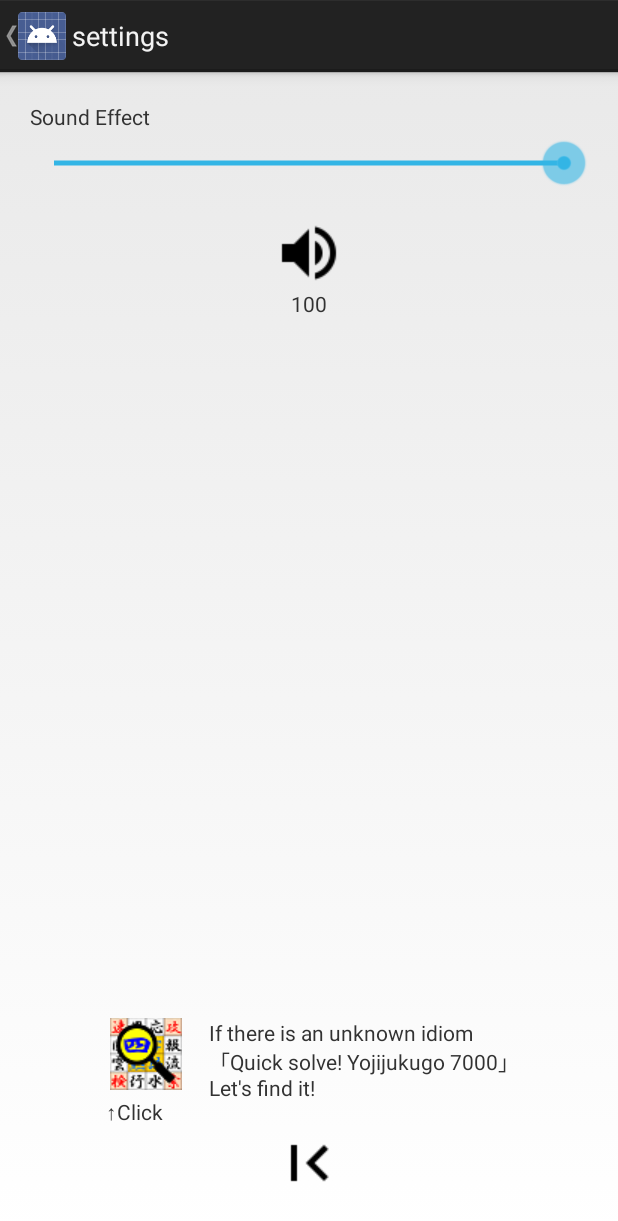
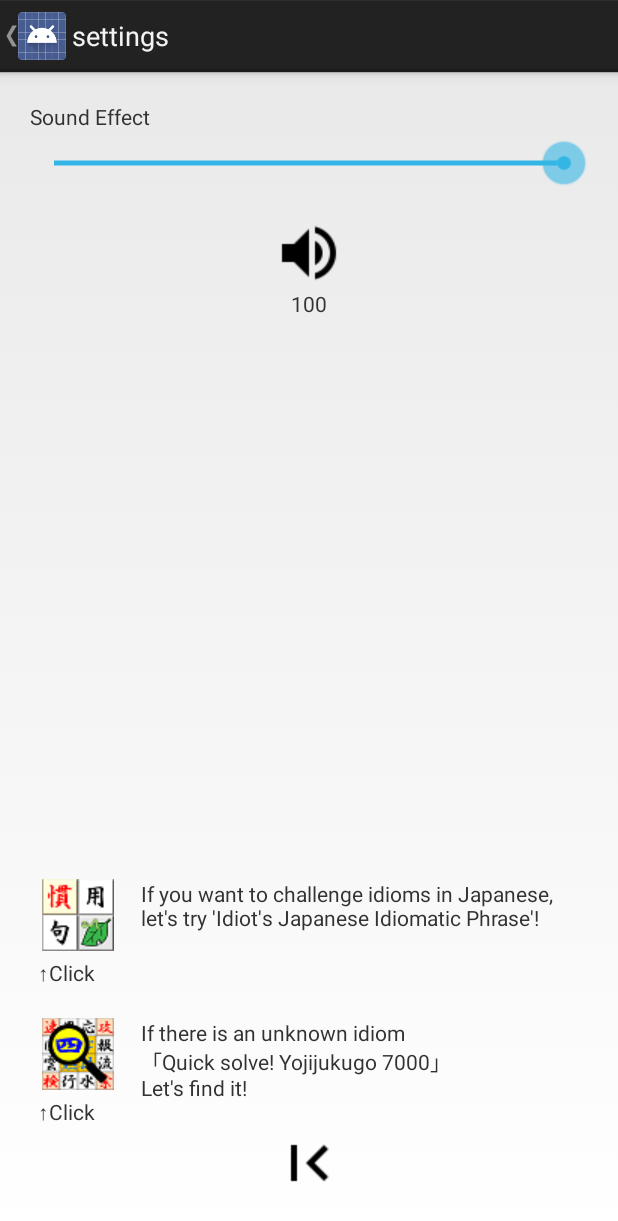
Before and after one commit to yoichi75jp/CharacterIdiomatic4, an Android app: the SettingsActivity screen opened directly, with no data from a screen before it, on a phone screen of 412 x 824 dp. Shown: the top 1221 px of the screen. Run offline under Robolectric (Android 15) with nearby library versions, the phone set to English and light mode, and no system bars; our stand-ins replace AdMob; network calls fail; 1 statement that could not run was skipped.

Commit message:
2018/08/18 2.2.3対応

```diff
--- a/app/src/main/res/layout/activity_settings.xml
+++ b/app/src/main/res/layout/activity_settings.xml
@@ -40,12 +40,48 @@
         android:layout_width="match_parent"
         android:layout_height="0dp"
         android:layout_weight="1"
+        android:layout_marginStart="20dp"
+        android:layout_marginEnd="20dp"
         android:gravity="bottom">
 
         <FrameLayout
             android:layout_width="wrap_content"
             android:layout_height="wrap_content"
-            android:layout_gravity="center">
+            android:layout_marginBottom="20dp"
+            android:layout_gravity="left">
+
+            <LinearLayout
+                android:layout_width="wrap_content"
+                android:layout_height="wrap_content"
+                android:layout_gravity="center_horizontal"
+                android:orientation="horizontal">
+                <Button
+                    android:id="@+id/link_app2"
+                    android:layout_width="wrap_content"
+                    android:layout_height="wrap_content"
+                    android:drawableTop="@drawable/idiom"
+                    android:background="#00000000"
+                    android:layout_gravity="center"
+                    style="android:attr/buttonBarButtonStyle" />
+                <TextView
+                    android:layout_width="match_parent"
+                    android:layout_height="wrap_content"
+                    android:layout_marginStart="10dp"
+                    android:layout_gravity="top"
+                    android:text="@string/other_apps_link2"/>
+            </LinearLayout>
+            <TextView
+                android:layout_width="wrap_content"
+                android:layout_height="wrap_content"
+                android:layout_marginStart="5dp"
+                android:layout_gravity="bottom"
+                android:text="@string/click"/>
+        </FrameLayout>
+
+        <FrameLayout
+            android:layout_width="wrap_content"
+            android:layout_height="wrap_content"
+            android:layout_gravity="left">
 
             <LinearLayout
                 android:layout_width="wrap_content"
@@ -84,13 +120,13 @@
             android:background="#00000000"
             style="android:attr/buttonBarButtonStyle"/>
 
-        <com.google.android.gms.ads.AdView
-            xmlns:ads="http://schemas.android.com/apk/res-auto"
-            android:id="@+id/adView"
-            android:layout_width="match_parent"
-            android:layout_height="wrap_content"
-            ads:adUnitId="@string/adUnitId"
-            ads:adSize="SMART_BANNER" />
     </LinearLayout>
 
+    <com.google.android.gms.ads.AdView
+        xmlns:ads="http://schemas.android.com/apk/res-auto"
+        android:id="@+id/adView"
+        android:layout_width="match_parent"
+        android:layout_height="wrap_content"
+        ads:adUnitId="@string/adUnitId"
+        ads:adSize="SMART_BANNER" />
 </LinearLayout>
--- a/app/src/main/res/values/strings.xml
+++ b/app/src/main/res/values/strings.xml
@@ -79,7 +79,8 @@
     <string name="induce_cancel">Later</string>
 
     <string name="sound_effect">Sound Effect</string>
-    <string name="other_apps_link1">If there is an unknown idiom\n「Quick solve! Yojijukugo 7000」\nLet's find it!</string>
+    <string name="other_apps_link1">If there is an unknown idiom\n「Quick solve! Yojijukugo 7000」\nLet\'s find it!</string>
+    <string name="other_apps_link2">If you want to challenge idioms in Japanese,\nlet\'s try \'Idiot\'s Japanese Idiomatic Phrase\'!</string>
     <string name="click">↑Click</string>
 
     <!--記録更新-->
--- a/build.gradle
+++ b/build.gradle
@@ -6,8 +6,8 @@ buildscript {
         jcenter()
     }
     dependencies {
-        classpath 'com.android.tools.build:gradle:3.1.3'
-        classpath 'com.google.gms:google-services:3.2.1'
+        classpath 'com.android.tools.build:gradle:3.1.4'
+        classpath 'com.google.gms:google-services:4.0.0'
 
         // NOTE: Do not place your application dependencies here; they belong
         // in the individual module build.gradle files
```
Also changed, not shown: app/build.gradle (+7 -7 lines), app/src/main/java/com/aufthesis/characteridiomatic4/SettingsActivity.java (+16 -0 lines), app/src/main/res/drawable/idiom.png (added), 2 other files.
